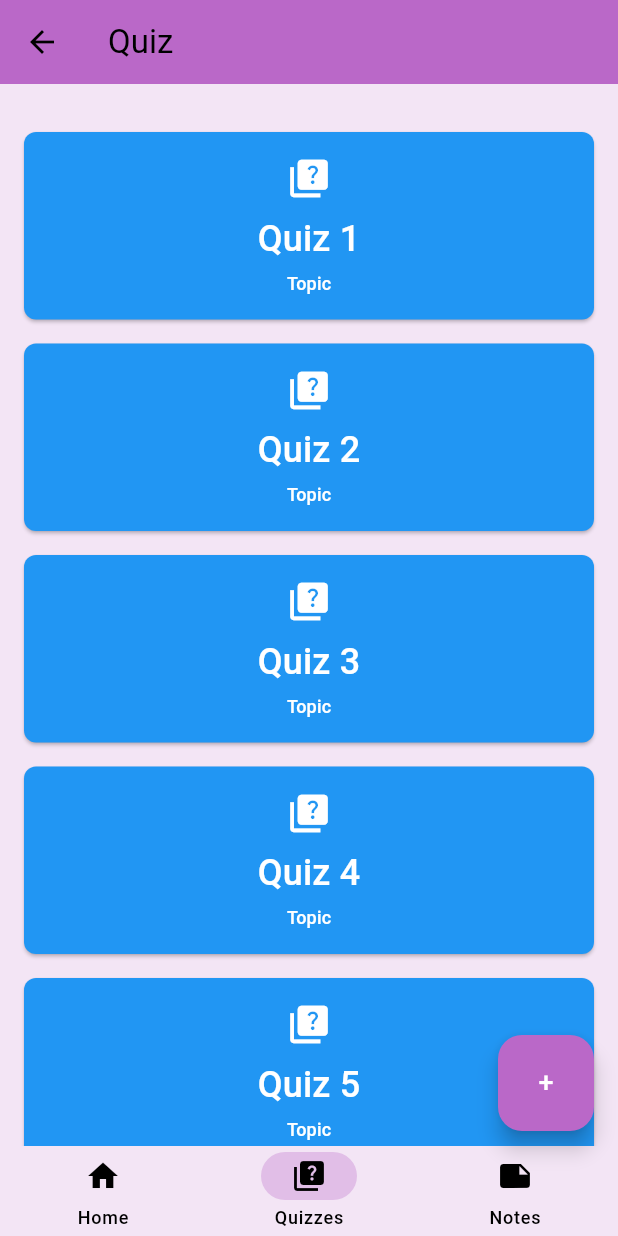
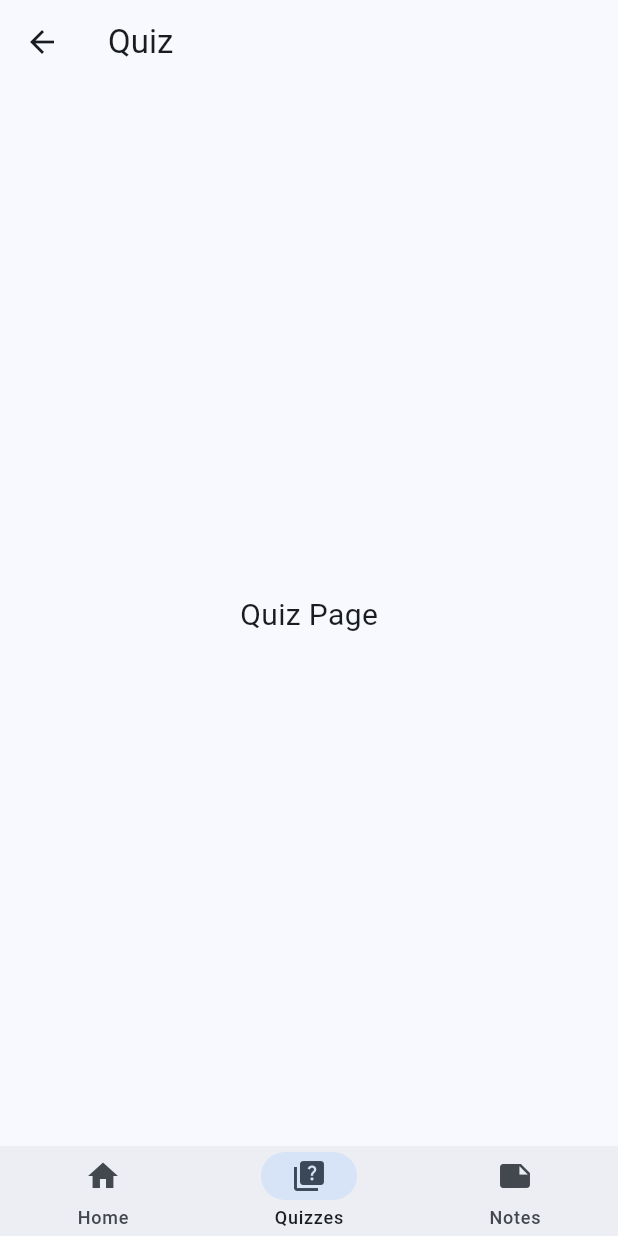
Before and after one commit to Oroskan/SETP-Coursework-1, a Flutter app: the screen it shows after launch, item 2 of the bottom bar chosen, on a phone screen of 412 x 824 dp. Run offline on Flutter 3.47's test engine with Material 3 defaults, Android fonts, the phone set to English and light mode, and no system bars.

Commit message:
Revert "update quiz & note page"
This reverts commit fc23e1c51eaeda3d849b318dfe3d357fd2d2d0bb.

```diff
--- a/flutter_project/lib/quiz_menu.dart
+++ b/flutter_project/lib/quiz_menu.dart
@@ -1,7 +1,6 @@
 import 'package:flutter/material.dart';
 import 'home.dart';
 import 'notes_menu.dart';
-import 'theme.dart';
 
 class QuizMenu extends StatefulWidget {
   const QuizMenu({super.key});
@@ -11,46 +10,32 @@ class QuizMenu extends StatefulWidget {
 }
 
 class _QuizMenuState extends State<QuizMenu> {
-  final int _selectedIndex = 1;
-  bool darkMode = false;
+  final int _selectedIndex = 1; // Quiz tab selected by default
 
   @override
   Widget build(BuildContext context) {
-    return Theme(
-      data: getTheme(darkMode),
-      child: Scaffold(
+    return Scaffold(
       appBar: AppBar(
         title: const Text('Quiz'),
-          backgroundColor: Colors.purple[300],
       ),
-        body: Container(
-          color: Colors.purple[50],
-          child: SingleChildScrollView(
-            child: Padding(
-              padding: const EdgeInsets.all(16.0),
-              child: Column(
-                crossAxisAlignment: CrossAxisAlignment.center,
-                children: [
-                  _buildQuizButton(1),
-                  ...List.generate(10, (index) => _buildQuizButton(index + 2)),
-                ],
+      body: const Center(
+        child: Text(
+          'Quiz Page',
+          style: TextStyle(fontSize: 20),
         ),
       ),
-          ),
-        ),
-        floatingActionButton: _buildAddQuizButton(),
-        floatingActionButtonLocation: FloatingActionButtonLocation.centerDocked,
       bottomNavigationBar: NavigationBar(
-          backgroundColor: Colors.purple[50],
         height: 60,
         selectedIndex: _selectedIndex,
         onDestinationSelected: (index) {
           if (index == 0) {
+            // Home
             Navigator.pushReplacement(
               context,
               MaterialPageRoute(builder: (context) => const HomePage()),
             );
           } else if (index == 2) {
+            // Notes
             Navigator.pushReplacement(
               context,
               MaterialPageRoute(builder: (context) => const NotesMenu()),
@@ -63,62 +48,6 @@ class _QuizMenuState extends State<QuizMenu> {
           NavigationDestination(icon: Icon(Icons.note), label: 'Notes'),
         ],
       ),
-      ),
-    );
-  }
-
-  Widget _buildQuizButton(int quizNumber) {
-    return Container(
-      margin: const EdgeInsets.only(top: 16.0),
-      width: double.infinity,
-      child: ElevatedButton(
-        style: ElevatedButton.styleFrom(
-          backgroundColor: Colors.blue,
-          padding: const EdgeInsets.all(16.0),
-          shape: RoundedRectangleBorder(
-            borderRadius: BorderRadius.circular(8.0),
-          ),
-        ),
-        onPressed: () {
-          Navigator.pushNamed(context, '/quiz$quizNumber');
-        },
-        child: Column(
-          children: [
-            Icon(Icons.quiz, color: Colors.white, size: 30), // Quiz 图标
-            const SizedBox(height: 8),
-            Text(
-              'Quiz $quizNumber',
-              style: const TextStyle(
-                fontSize: 24,
-                color: Colors.white,
-              ),
-            ),
-            const SizedBox(height: 4),
-            const Text(
-              'Topic',
-              style: TextStyle(
-                fontSize: 12,
-                color: Colors.white,
-              ),
-            ),
-          ],
-        ),
-      ),
-    );
-  }
-
-  Widget _buildAddQuizButton() {
-    return Align(
-      alignment: Alignment.bottomRight,
-      child: Container(
-        margin: const EdgeInsets.only(right: 16, bottom: 70),
-        height: 64,
-        width: 64,
-        child: FloatingActionButton(
-          onPressed: () {/* TODO: Implement create quiz page */},
-          child: const Text('+', style: TextStyle(fontSize: 18)),
-        ),
-      ),
     );
   }
 }
--- a/flutter_project/lib/theme.dart
+++ /dev/null
@@ -1,28 +0,0 @@
-import 'package:flutter/material.dart';
-
-ThemeData getTheme(bool darkMode) {
-  final baseTheme = darkMode ? ThemeData.dark() : ThemeData.light();
-  final primaryColor = darkMode ? Colors.purple[200] : Colors.purple[300];
-  final backgroundColor = darkMode ? Colors.purple[800] : Colors.purple[50];
-
-  return baseTheme.copyWith(
-    primaryColor: primaryColor,
-    colorScheme:
-        (darkMode ? const ColorScheme.dark() : const ColorScheme.light())
-            .copyWith(
-      primary: primaryColor,
-      secondary: Colors.purple[200],
-    ),
-    appBarTheme: AppBarTheme(
-        backgroundColor: darkMode ? backgroundColor : primaryColor),
-    navigationBarTheme: NavigationBarThemeData(
-      backgroundColor: backgroundColor,
-      indicatorColor: darkMode ? primaryColor : Colors.purple[100],
-    ),
-    floatingActionButtonTheme: FloatingActionButtonThemeData(
-      backgroundColor: primaryColor,
-      foregroundColor: Colors.white,
-    ),
-    cardTheme: CardTheme(color: backgroundColor),
-  );
-}
```
Also changed, not shown: flutter_project/lib/notes_menu.dart (+9 -79 lines), flutter_project/pubspec.lock, 4 other files. Lines whose indentation alone changed are shown as unchanged.
